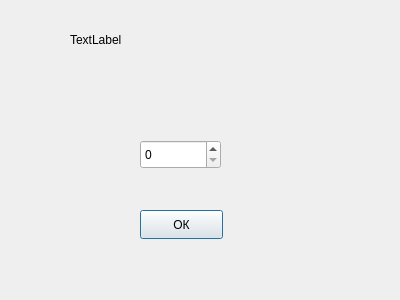
The window that dialog.ui (Llahainur/lift) describes before a commit, drawn with Qt 5.
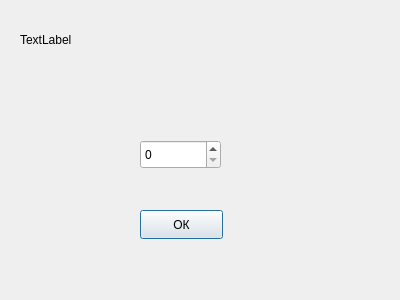
The same window after the commit.

```diff
--- a/dialog.ui
+++ b/dialog.ui
@@ -39,9 +39,9 @@
   <widget class="QLabel" name="label">
    <property name="geometry">
     <rect>
-     <x>70</x>
+     <x>20</x>
      <y>30</y>
-     <width>261</width>
+     <width>351</width>
      <height>20</height>
     </rect>
    </property>
```
